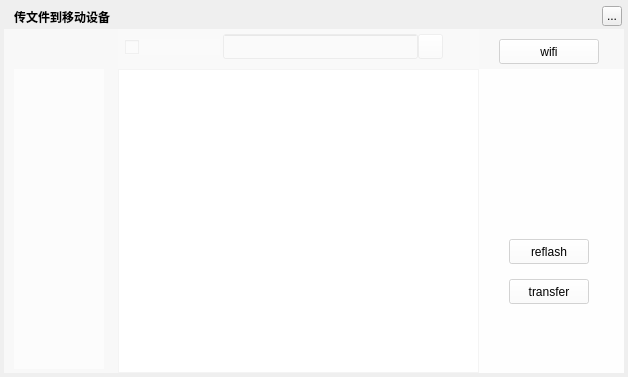
Old version of the form TTKCore/musicUiKits/musicToolsKits/musicconnecttransferwidget.ui in the repository Greedysky/TTKMusicPlayer.
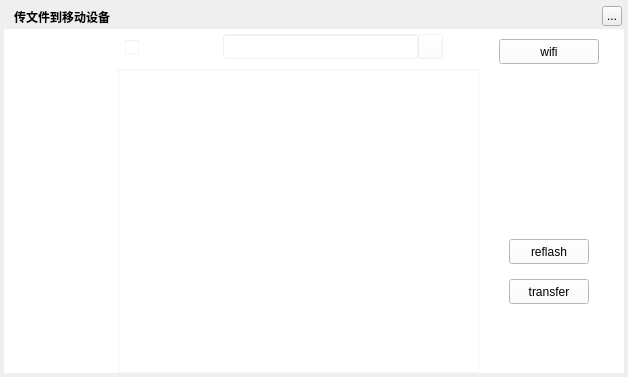
New version of the form. Icons and pictures are not drawn. Custom widgets are drawn as their Qt base class.

The edit to the form file:
```diff
--- a/TTKCore/musicUiKits/musicToolsKits/musicconnecttransferwidget.ui
+++ b/TTKCore/musicUiKits/musicToolsKits/musicconnecttransferwidget.ui
@@ -65,7 +65,7 @@
     </rect>
    </property>
    <property name="styleSheet">
-    <string notr="true">QWidget{background:rgba(255,255,255,150);}
+    <string notr="true">QWidget{background:white;}
 QLabel{background:transparent;}</string>
    </property>
    <widget class="QWidget" name="playListWidget" native="true">
```
